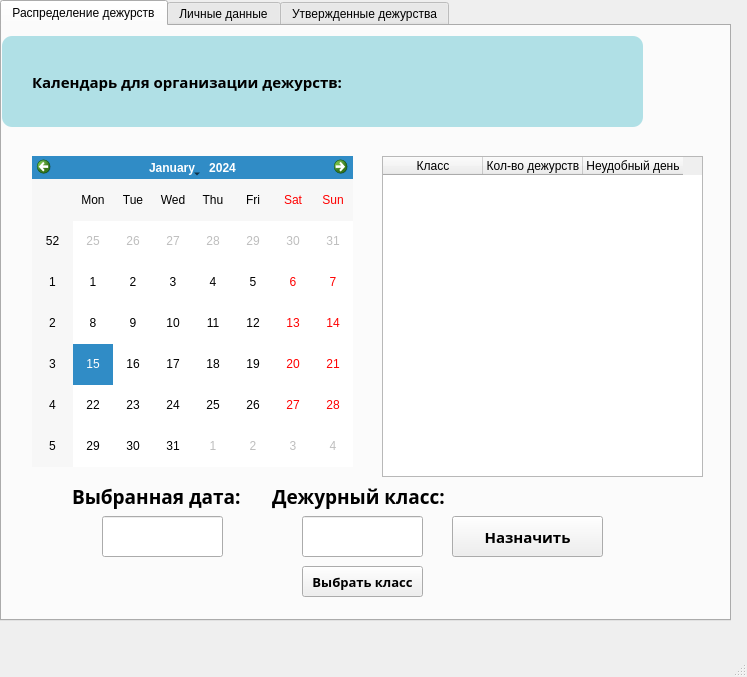
Above: A12_admin_form.ui from sk3feel/YandexProject1 before the change. Below: the same form after it.
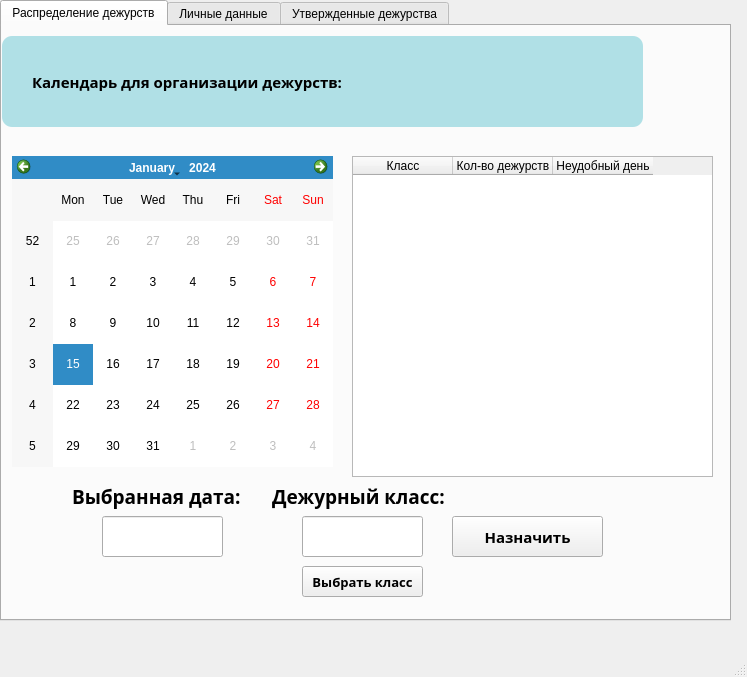
That is the form after the change.

Patch:
```diff
--- a/A12_admin_form.ui
+++ b/A12_admin_form.ui
@@ -76,7 +76,7 @@
      <widget class="QCalendarWidget" name="calendar">
       <property name="geometry">
        <rect>
-        <x>30</x>
+        <x>10</x>
         <y>130</y>
         <width>321</width>
         <height>311</height>
@@ -86,9 +86,9 @@
      <widget class="QTableWidget" name="tblwg_n_baddays">
       <property name="geometry">
        <rect>
-        <x>380</x>
+        <x>350</x>
         <y>130</y>
-        <width>321</width>
+        <width>361</width>
         <height>321</height>
        </rect>
       </property>
```
